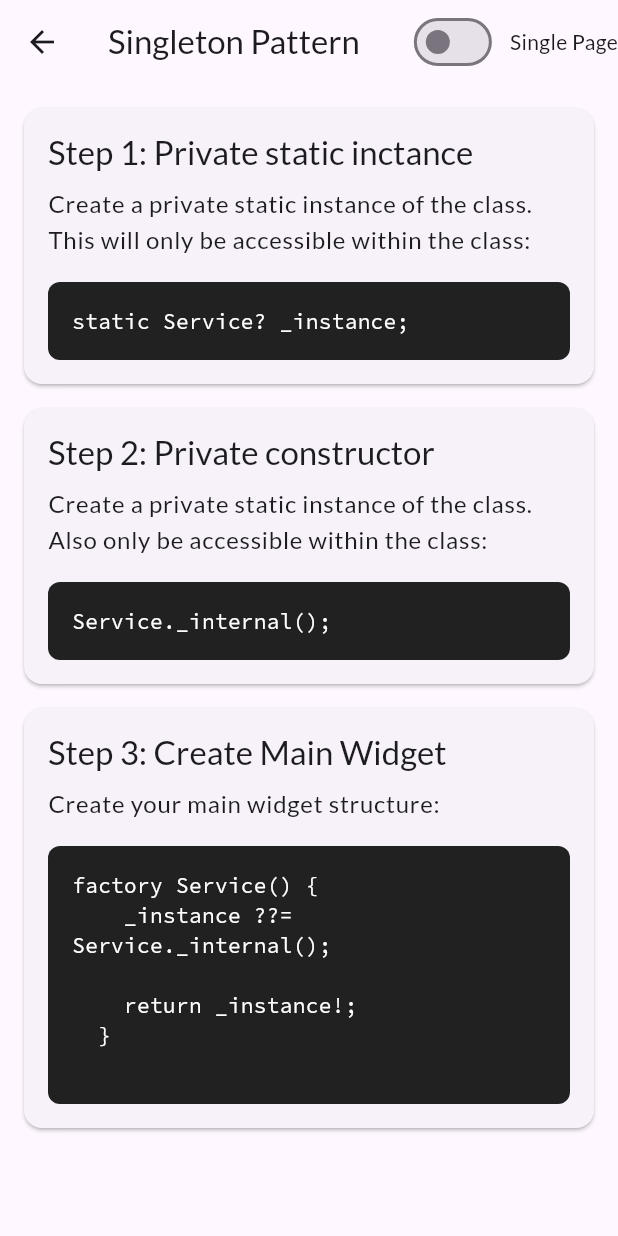
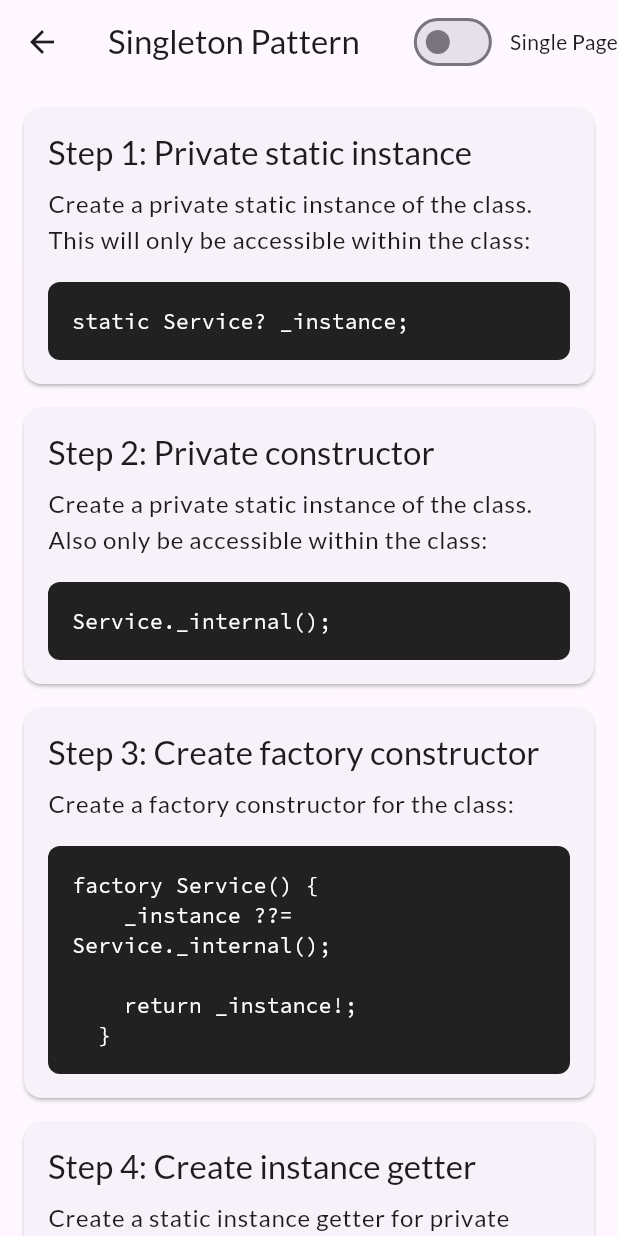
Before and after one commit to ratiebareeng/dart-design-patterns, a Flutter app: the screen it shows after launch, after a tap on "Singleton Pattern", on a phone screen of 412 x 824 dp. Run offline on Flutter 3.47's test engine with Material 3 defaults, Android fonts, the phone set to English and light mode, and no system bars; our stand-ins replace google_fonts.

Commit message:
Update singleton pattern tutorial

```diff
--- a/lib/data.dart
+++ b/lib/data.dart
@@ -15,7 +15,7 @@ Map<String, List<TutorialStep>> tutorialDetails = {
 // Sample tutorial data
 final List<TutorialStep> singletonTutorialSteps = [
   TutorialStep(
-    title: 'Step 1: Private static inctance',
+    title: 'Step 1: Private static instance',
     description:
         'Create a private static instance of the class. This will only be accessible within the class:',
     codeSnippet: 'static Service? _instance;',
@@ -27,15 +27,31 @@ final List<TutorialStep> singletonTutorialSteps = [
     codeSnippet: 'Service._internal();',
   ),
   TutorialStep(
-    title: 'Step 3: Create Main Widget',
-    description: 'Create your main widget structure:',
+    title: 'Step 3: Create factory constructor',
+    description: 'Create a factory constructor for the class:',
     codeSnippet: '''
 factory Service() {
     _instance ??= Service._internal();
 
     return _instance!;
-  }
-''',
+  }''',
+  ),
+  TutorialStep(
+    title: 'Step 4: Create instance getter',
+    description: 'Create a static instance getter for private instance:',
+    codeSnippet: '''
+factory Service() {
+    _instance ??= Service._internal();
+
+    return _instance!;
+  } ''',
+  ),
+  TutorialStep(
+    title: 'Step 5: Usage',
+    description: 'Use the singleton instance in your code:',
+    codeSnippet: '''
+Service().someLogic();
+Service.instance.someLogic(); ''',
   ),
 ];
 
```
